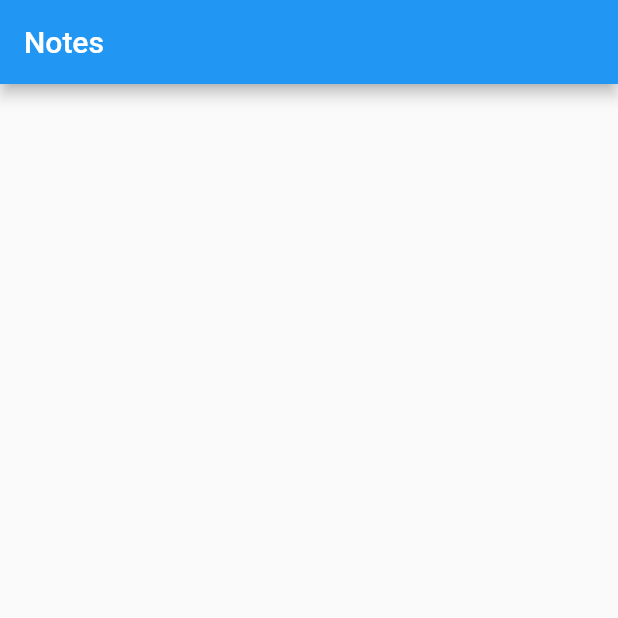
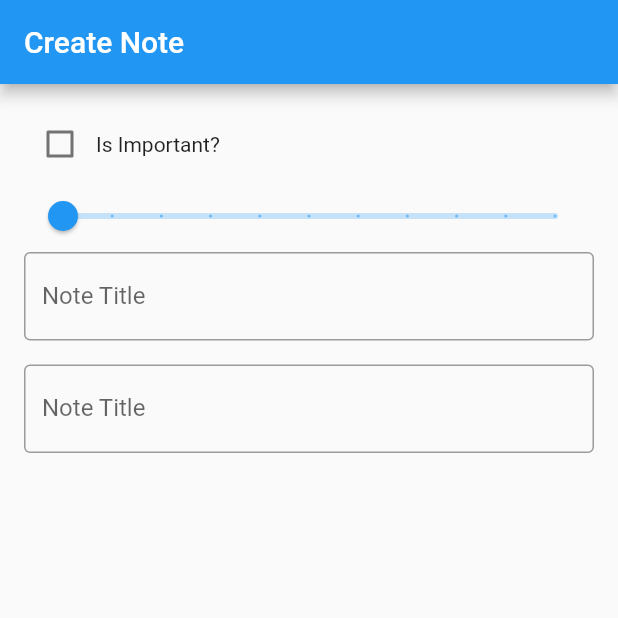
Before and after one commit to bjayanta/Flutter, a Flutter app: the screen it shows after launch, on a phone screen of 412 x 824 dp, the top half of it. Run offline on Flutter 3.47's test engine with Material 2 defaults, Android fonts, the phone set to English and light mode, and no system bars; our stand-ins replace sqflite; accounts and stored records are empty.

Commit message:
work with create page

```diff
--- a/lib/main.dart
+++ b/lib/main.dart
@@ -1,4 +1,5 @@
-import 'package:database/screens/notes_screen.dart';
+import '/screens/create_screen.dart';
+import '/screens/notes_screen.dart';
 import 'package:flutter/material.dart';
 
 void main() => runApp(MyApp());
@@ -11,7 +12,8 @@ class MyApp extends StatelessWidget {
     return MaterialApp(
       initialRoute: '/',
       routes: {
-        '/': (context) => NotesScreen(),
+        '/': (context) => CreateScreen(),
+        '/allNotes': (context) => NotesScreen(),
       },
     );
   }
--- /dev/null
+++ b/lib/screens/create_screen.dart
@@ -0,0 +1,85 @@
+import 'package:flutter/material.dart';
+
+class CreateScreen extends StatefulWidget {
+  const CreateScreen({Key? key}) : super(key: key);
+
+  @override
+  State<CreateScreen> createState() => _CreateScreenState();
+}
+
+class _CreateScreenState extends State<CreateScreen> {
+  final formKey = GlobalKey<FormState>();
+
+  bool isImportant = false;
+  double currentSliderValue = 0;
+  String title = '';
+
+  @override
+  Widget build(BuildContext context) {
+
+    return Scaffold(
+      appBar: AppBar(
+        title: Text('Create Note'),
+      ),
+      body: Form(
+        key: formKey,
+        child: Padding(
+          padding: const EdgeInsets.all(16.0),
+          child: Column(
+            children: [
+              Row(
+                children: [
+                Checkbox(value: this.isImportant, onChanged: (value) => setState(() => this.isImportant = value!)),
+                GestureDetector(
+                  child: Text('Is Important?'),
+                  onTap: () {
+                    setState(() => {this.isImportant = !this.isImportant});
+                    },
+                ),
+                ],
+              ),
+              Slider(
+                value: currentSliderValue,
+                max: 10,
+                divisions: 10,
+                label: currentSliderValue.round().toString(),
+                onChanged: (value) {
+                  setState(() {
+                    currentSliderValue = value;
+                  });
+                },
+              ),
+              TextFormField(
+                decoration: InputDecoration(
+                  labelText: 'Note Title',
+                  border: OutlineInputBorder(),
+                ),
+                onChanged: (value) {
+                  setState(() {
+                    title = value;
+                  });
+                },
+              ),
+              SizedBox(height: 16.0,),
+              TextFormField(
+                minLines: 1,
+                maxLines: 5,
+                keyboardType: TextInputType.multiline,
+                decoration: InputDecoration(
+                  labelText: 'Note Title',
+                  border: OutlineInputBorder(),
+                ),
+                onChanged: (value) {
+                  setState(() {
+                    title = value;
+                  });
+                },
+              ),
+
+            ],
+          ),
+        ),
+      ),
+    );
+  }
+}
--- a/pubspec.yaml
+++ b/pubspec.yaml
@@ -37,9 +37,6 @@ dependencies:
 
   # database storage
   sqflite: ^2.0.2+1
-
-  # datetime
-  intl: ^0.17.0
 
 dev_dependencies:
   flutter_test:
```
Also changed, not shown: pubspec.lock.
